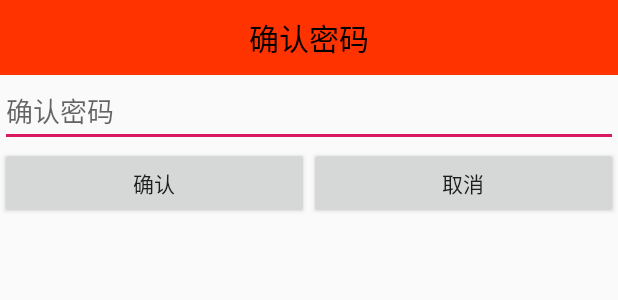
After one commit to MoeRookie/SecurityMax, an Android app: the layout dialog_confirm_psd.xml on its own in the app's theme, with its tools: preview values and no code run, on a phone screen of 412 x 824 dp. The commit adds this screen. Shown: the top 300 px of the screen. Run offline under Robolectric (Android 15) with nearby library versions, the phone set to English and light mode, and no system bars.

Commit message:
确认密码对话框编写

```diff
--- /dev/null
+++ b/app/src/main/res/layout/dialog_confirm_psd.xml
@@ -0,0 +1,32 @@
+<?xml version="1.0" encoding="utf-8"?>
+<LinearLayout xmlns:android="http://schemas.android.com/apk/res/android"
+    android:orientation="vertical"
+    android:layout_width="match_parent"
+    android:layout_height="match_parent">
+    <TextView
+        android:text="确认密码"
+        style="@style/TitleStyle"
+        android:background="#f30"/>
+    <EditText
+        android:id="@+id/et_confirm_psd"
+        android:hint="确认密码"
+        android:inputType="textPassword"
+        android:layout_width="match_parent"
+        android:layout_height="wrap_content"/>
+    <LinearLayout
+        android:layout_width="match_parent"
+        android:layout_height="wrap_content">
+        <Button
+            android:id="@+id/btn_submit"
+            android:layout_width="0dp"
+            android:layout_weight="1"
+            android:layout_height="wrap_content"
+            android:text="确认"/>
+        <Button
+            android:id="@+id/btn_cancel"
+            android:layout_width="0dp"
+            android:layout_weight="1"
+            android:layout_height="wrap_content"
+            android:text="取消"/>
+    </LinearLayout>
+</LinearLayout>
```
Also changed, not shown: app/src/main/java/com/liqun/securitymax/activity/HomeActivity.java (+37 -1 lines).
